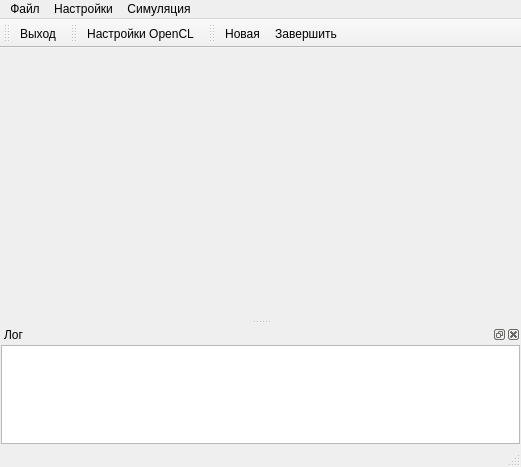
Old version of the form mainwindow.ui in the repository catompiler/qgalaxy.
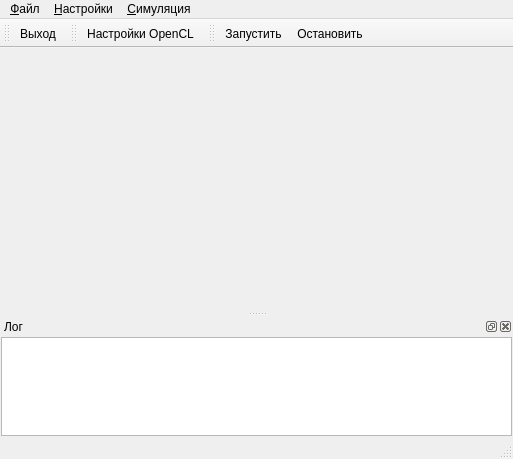
New version of the form. Icons and pictures are not drawn.

What changed in the file:
```diff
--- a/mainwindow.ui
+++ b/mainwindow.ui
@@ -6,8 +6,8 @@
    <rect>
     <x>0</x>
     <y>0</y>
-    <width>521</width>
-    <height>467</height>
+    <width>513</width>
+    <height>459</height>
    </rect>
   </property>
   <property name="windowTitle">
@@ -25,28 +25,28 @@
     <rect>
      <x>0</x>
      <y>0</y>
-     <width>521</width>
+     <width>513</width>
      <height>22</height>
     </rect>
    </property>
    <widget class="QMenu" name="mnuFile">
     <property name="title">
-     <string>Файл</string>
+     <string>&amp;Файл</string>
     </property>
     <addaction name="actExit"/>
    </widget>
    <widget class="QMenu" name="mnuSettings">
     <property name="title">
-     <string>Настройки</string>
+     <string>&amp;Настройки</string>
     </property>
     <addaction name="actSettingsOCL"/>
    </widget>
    <widget class="QMenu" name="mnuSim">
     <property name="title">
-     <string>Симуляция</string>
+     <string>&amp;Симуляция</string>
     </property>
-    <addaction name="actSimNew"/>
-    <addaction name="actSimEnd"/>
+    <addaction name="actSimStart"/>
+    <addaction name="actSimStop"/>
    </widget>
    <addaction name="mnuFile"/>
    <addaction name="mnuSettings"/>
@@ -133,8 +133,8 @@
    <attribute name="toolBarBreak">
     <bool>false</bool>
    </attribute>
-   <addaction name="actSimNew"/>
-   <addaction name="actSimEnd"/>
+   <addaction name="actSimStart"/>
+   <addaction name="actSimStop"/>
   </widget>
   <action name="actExit">
    <property name="icon">
@@ -142,7 +142,7 @@
      <normaloff>:/images/exit.png</normaloff>:/images/exit.png</iconset>
    </property>
    <property name="text">
-    <string>Выход</string>
+    <string>В&amp;ыход</string>
    </property>
    <property name="shortcut">
     <string>Ctrl+Q</string>
@@ -154,31 +154,34 @@
      <normaloff>:/images/opencl_icon.png</normaloff>:/images/opencl_icon.png</iconset>
    </property>
    <property name="text">
-    <string>Настройки OpenCL</string>
+    <string>&amp;Настройки OpenCL</string>
    </property>
    <property name="shortcut">
-    <string>Ctrl+L</string>
+    <string>Ctrl+S</string>
    </property>
   </action>
-  <action name="actSimNew">
+  <action name="actSimStart">
    <property name="icon">
     <iconset resource="res.qrc">
      <normaloff>:/images/run.png</normaloff>:/images/run.png</iconset>
    </property>
    <property name="text">
-    <string>Новая</string>
+    <string>&amp;Запустить</string>
    </property>
    <property name="shortcut">
-    <string>Ctrl+Shift+N</string>
+    <string>Ctrl+R</string>
    </property>
   </action>
-  <action name="actSimEnd">
+  <action name="actSimStop">
    <property name="icon">
     <iconset resource="res.qrc">
      <normaloff>:/images/stop.png</normaloff>:/images/stop.png</iconset>
    </property>
    <property name="text">
-    <string>Завершить</string>
+    <string>&amp;Остановить</string>
+   </property>
+   <property name="shortcut">
+    <string>Ctrl+T</string>
    </property>
   </action>
  </widget>
```
